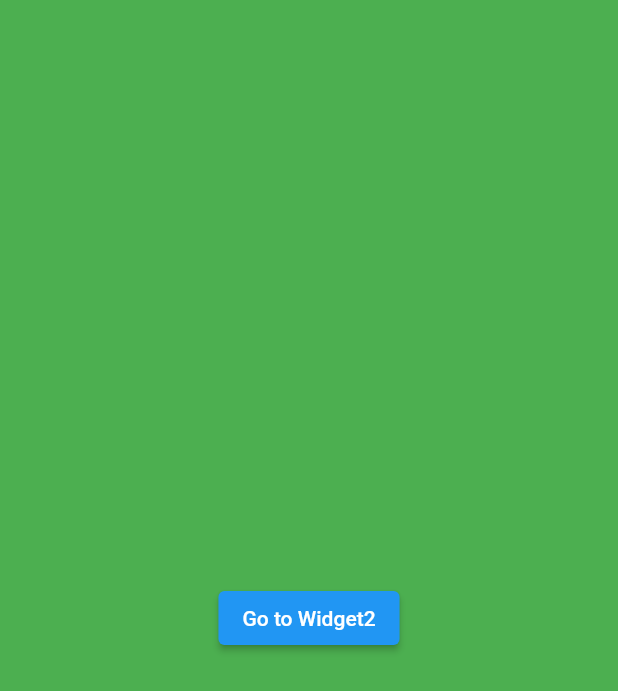
After one commit to bojanivanovski/Flutter-Demo, a Flutter app: the screen it shows after launch, after a tap on "LayoutBuilder Widget Example", on a phone screen of 412 x 824 dp. The commit adds this screen. Shown: the top 691 px of the screen. Run offline on Flutter 3.47's test engine with Material 2 defaults, Android fonts, the phone set to English and light mode, and no system bars; network calls fail.

Commit message:
added three new screens

```diff
--- a/flutter_demo/lib/main.dart
+++ b/flutter_demo/lib/main.dart
@@ -1,6 +1,9 @@
 import 'package:flutter/material.dart';
 import 'package:flutter_demo/screens/add_remove_component.dart';
+import 'package:flutter_demo/screens/asyncui_example.dart';
+import 'package:flutter_demo/screens/layout_builder_example.dart';
 import 'package:flutter_demo/screens/orientation_widget.dart';
+import 'package:flutter_demo/screens/overflow_example.dart';
 import 'package:flutter_demo/screens/platform_channel_example.dart';
 import 'package:flutter_demo/screens/scaffold_example.dart';
 import 'package:flutter_demo/screens/frame_layout.dart';
@@ -119,6 +122,32 @@ class MyApp extends StatelessWidget {
                   child: const Text('Scaffold example'),
                 ),
 
+                /// OverFlow EXAMPLE
+                ElevatedButton(
+                  style: ElevatedButton.styleFrom(
+                    padding: const EdgeInsets.only(left: 20.0, right: 30.0),
+                  ),
+                  onPressed: () {
+                    Navigator.of(context).push(MaterialPageRoute(
+                        builder: (context) =>
+                        const OverflowExample()));
+                  },
+                  child: const Text('Overflow Example'),
+                ),
+
+                /// LAYOUT BUILDER WIDGET EXAMPLE
+                ElevatedButton(
+                  style: ElevatedButton.styleFrom(
+                    padding: const EdgeInsets.only(left: 20.0, right: 30.0),
+                  ),
+                  onPressed: () {
+                    Navigator.of(context).push(MaterialPageRoute(
+                        builder: (context) =>
+                        const LayoutBuilderExample()));
+                  },
+                  child: const Text('LayoutBuilder Widget Example'),
+                ),
+
                 /// ORIENTATION WIDGET EXAMPLE
                 ElevatedButton(
                   style: ElevatedButton.styleFrom(
@@ -142,6 +171,18 @@ class MyApp extends StatelessWidget {
                         builder: (context) => const ThemeExample()));
                   },
                   child: const Text('Root and local Theme Example'),
+                ),
+
+                /// AsyncUI EXAMPLE
+                ElevatedButton(
+                  style: ElevatedButton.styleFrom(
+                    padding: const EdgeInsets.only(left: 20.0, right: 30.0),
+                  ),
+                  onPressed: () {
+                    Navigator.of(context).push(MaterialPageRoute(
+                        builder: (context) => const FutureBuilderExample()));
+                  },
+                  child: const Text('AsyncUI Example'),
                 ),
 
                 /// PLATFORM CHANNEL EXAMPLE
--- /dev/null
+++ b/flutter_demo/lib/screens/layout_builder_example.dart
@@ -0,0 +1,73 @@
+import 'package:flutter/material.dart';
+
+class LayoutBuilderExample extends StatelessWidget {
+  const LayoutBuilderExample({Key? key}) : super(key: key);
+
+  @override
+  Widget build(BuildContext context) {
+    Size phoneSize = MediaQuery.of(context).size; // phone height and width
+    return Scaffold(
+      body: LayoutBuilder(
+        builder: (context, constraints) {
+          if (constraints.maxWidth < 450) {
+            return const WidgetOne(showButton: true);
+          }
+          return Row(
+            children: const [
+              Expanded(child: WidgetOne(showButton: false)),
+              Expanded(
+                  child: WidgetTwo(
+                showButton: false,
+              ))
+            ],
+          );
+        },
+      ),
+    );
+  }
+}
+
+class WidgetOne extends StatelessWidget {
+  const WidgetOne({Key? key, required this.showButton}) : super(key: key);
+
+  final bool showButton;
+
+  @override
+  Widget build(BuildContext context) {
+    return Container(
+      color: Colors.green,
+      child: Center(
+        child: showButton
+            ? ElevatedButton(
+                onPressed: () {
+                  Navigator.of(context).push(MaterialPageRoute(
+                      builder: (context) => const WidgetTwo(
+                            showButton: true,
+                          )));
+                },
+                child: Text('Go to Widget2'))
+            : Container(),
+      ),
+    );
+  }
+}
+
+class WidgetTwo extends StatelessWidget {
+  const WidgetTwo({Key? key, required this.showButton}) : super(key: key);
+
+  final bool showButton;
+
+  @override
+  Widget build(BuildContext context) {
+    return Container(
+      color: Colors.red,
+      child: Center(
+        child: showButton
+            ? ElevatedButton(
+                onPressed: () => Navigator.of(context).pop(),
+                child: Text('Go back'))
+            : Container(),
+      ),
+    );
+  }
+}
--- a/flutter_demo/lib/screens/orientation_widget.dart
+++ b/flutter_demo/lib/screens/orientation_widget.dart
@@ -13,7 +13,6 @@ class _OrientationWidgetExampleState extends State<OrientationWidgetExample> {
 
   @override
   Widget build(BuildContext context) {
-
 
     return Scaffold(
       floatingActionButton: FloatingActionButton(
--- a/flutter_demo/pubspec.yaml
+++ b/flutter_demo/pubspec.yaml
@@ -34,6 +34,8 @@ dependencies:
   # The following adds the Cupertino Icons font to your application.
   # Use with the CupertinoIcons class for iOS style icons.
   cupertino_icons: ^1.0.2
+  http: ^0.13.4
+
 
 dev_dependencies:
   flutter_test:
```
Also changed, not shown: flutter_demo/lib/screens/asyncui_example.dart (added, +144 -0 lines), flutter_demo/lib/screens/overflow_example.dart (added, +58 -0 lines), flutter_demo/pubspec.lock.
